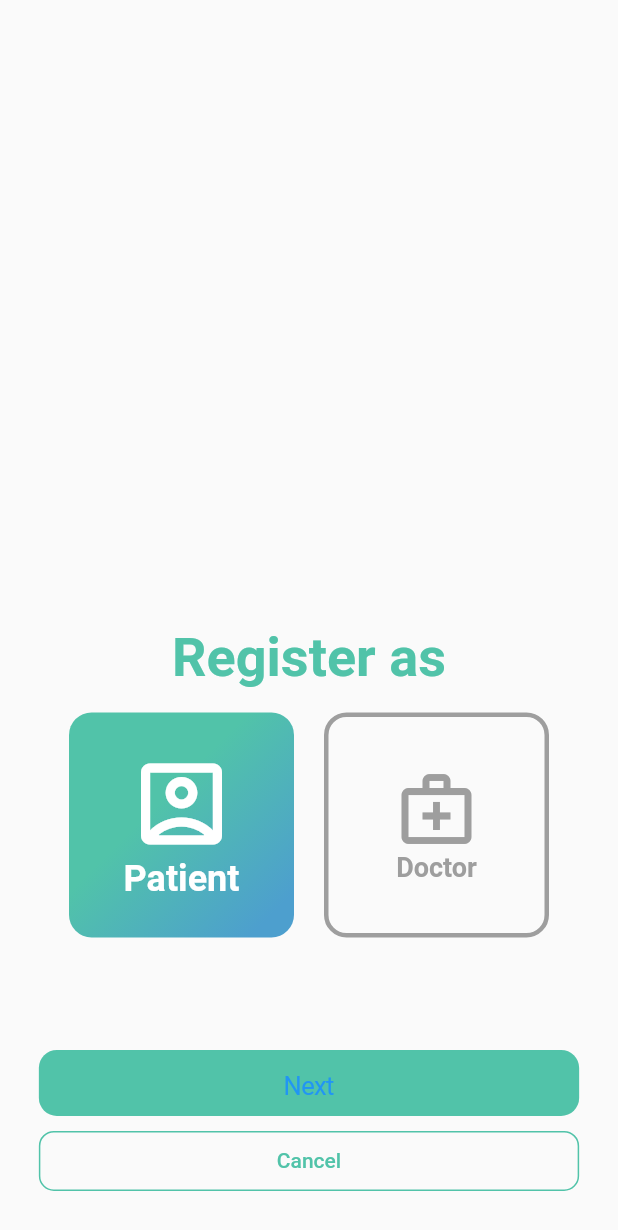
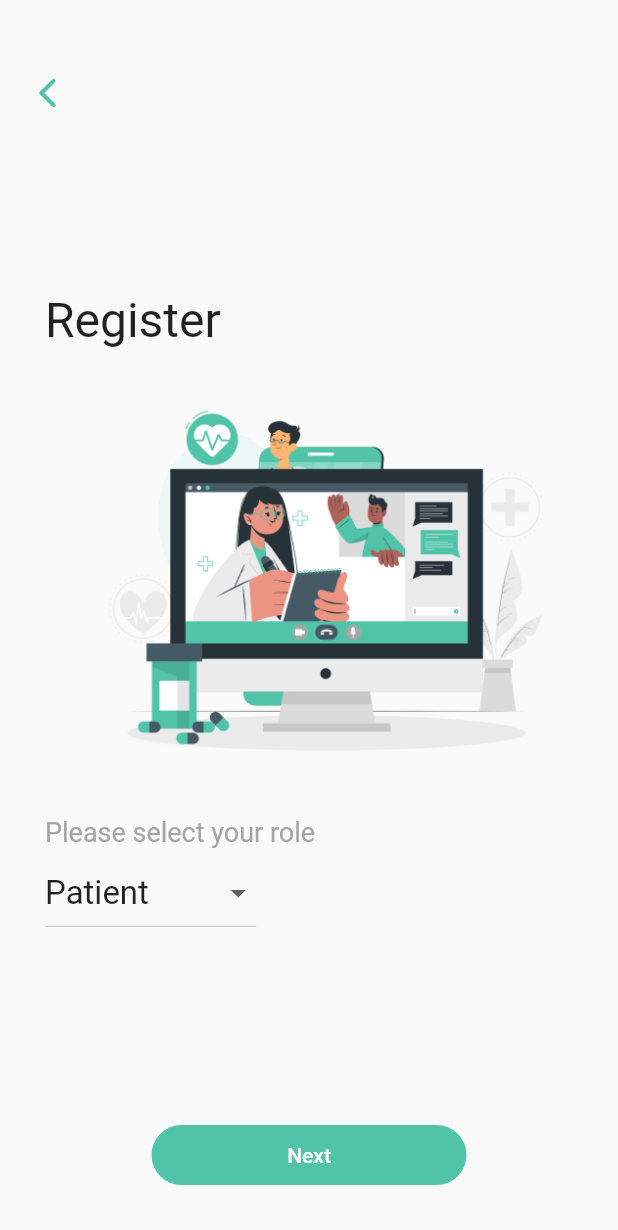
Before and after one commit to chanakarn04/IMAS_FE, a Flutter app: the RegisterPage screen opened by its route, on a phone screen of 412 x 824 dp. Shown: the top 1230 px of the screen. Run offline on Flutter 3.47's test engine with Material 2 defaults, Android fonts, the phone set to English and light mode, and no system bars; our stand-ins replace carousel_slider, socket_io_client, table_calendar.

Commit message:
rework register select role

```diff
--- a/lib/Pages/registerPage.dart
+++ b/lib/Pages/registerPage.dart
@@ -13,94 +13,95 @@ class RegisterPage extends StatefulWidget {
 }
 
 class _RegisterPageState extends State<RegisterPage> {
-  var role = 0;
-  Widget buildRoleCard(
-    BuildContext context,
-    var activeRole,
-    IconData iconData,
-    String title,
-  ) {
-    if (role == activeRole) {
-      return Container(
-        width: 150,
-        height: 150,
-        decoration: BoxDecoration(
-          borderRadius: BorderRadius.circular(15),
-          gradient: LinearGradient(
-            colors: [
-              Theme.of(context).primaryColor,
-              Theme.of(context).accentColor,
-            ],
-            stops: [0.4, 0.9],
-            begin: Alignment.topLeft,
-            end: Alignment.bottomRight,
-          ),
-        ),
-        child: Column(
-          mainAxisAlignment: MainAxisAlignment.center,
-          crossAxisAlignment: CrossAxisAlignment.center,
-          children: [
-            Icon(
-              iconData,
-              color: Colors.white,
-              size: 72,
-            ),
-            Text(
-              title,
-              style: TextStyle(
-                fontSize: 24,
-                fontWeight: FontWeight.bold,
-                color: Colors.white,
-              ),
-            )
-          ],
-        ),
-      );
-    } else {
-      return Container(
-        width: 150,
-        height: 150,
-        decoration: BoxDecoration(
-            borderRadius: BorderRadius.circular(15),
-            border: Border.all(
-              width: 3,
-              color: Colors.grey,
-            )),
-        child: InkWell(
-          onTap: toggleRole,
-          child: Column(
-            mainAxisAlignment: MainAxisAlignment.center,
-            crossAxisAlignment: CrossAxisAlignment.center,
-            children: [
-              Icon(
-                iconData,
-                color: Colors.grey,
-                size: 56,
-              ),
-              Text(
-                title,
-                style: TextStyle(
-                  fontSize: 18,
-                  fontWeight: FontWeight.bold,
-                  color: Colors.grey,
-                ),
-              )
-            ],
-          ),
-        ),
-      );
-    }
-  }
+  String role = 'Patient';
 
-  toggleRole() {
-    setState(() {
-      if (role == 0) {
-        role = 1;
-      } else {
-        role = 0;
-      }
-    });
-  }
+  // Widget buildRoleCard(
+  //   BuildContext context,
+  //   var activeRole,
+  //   IconData iconData,
+  //   String title,
+  // ) {
+  //   if (role == activeRole) {
+  //     return Container(
+  //       width: 150,
+  //       height: 150,
+  //       decoration: BoxDecoration(
+  //         borderRadius: BorderRadius.circular(15),
+  //         gradient: LinearGradient(
+  //           colors: [
+  //             Theme.of(context).primaryColor,
+  //             Theme.of(context).accentColor,
+  //           ],
+  //           stops: [0.4, 0.9],
+  //           begin: Alignment.topLeft,
+  //           end: Alignment.bottomRight,
+  //         ),
+  //       ),
+  //       child: Column(
+  //         mainAxisAlignment: MainAxisAlignment.center,
+  //         crossAxisAlignment: CrossAxisAlignment.center,
+  //         children: [
+  //           Icon(
+  //             iconData,
+  //             color: Colors.white,
+  //             size: 72,
+  //           ),
+  //           Text(
+  //             title,
+  //             style: TextStyle(
+  //               fontSize: 24,
+  //               fontWeight: FontWeight.bold,
+  //               color: Colors.white,
+  //             ),
+  //           )
+  //         ],
+  //       ),
+  //     );
+  //   } else {
+  //     return Container(
+  //       width: 150,
+  //       height: 150,
+  //       decoration: BoxDecoration(
+  //           borderRadius: BorderRadius.circular(15),
+  //           border: Border.all(
+  //             width: 3,
+  //             color: Colors.grey,
+  //           )),
+  //       child: InkWell(
+  //         onTap: toggleRole,
+  //         child: Column(
+  //           mainAxisAlignment: MainAxisAlignment.center,
+  //           crossAxisAlignment: CrossAxisAlignment.center,
+  //           children: [
+  //             Icon(
+  //               iconData,
+  //               color: Colors.grey,
+  //               size: 56,
+  //             ),
+  //             Text(
+  //               title,
+  //               style: TextStyle(
+  //                 fontSize: 18,
+  //                 fontWeight: FontWeight.bold,
+  //                 color: Colors.grey,
+  //               ),
+  //             )
+  //           ],
+  //         ),
+  //       ),
+  //     );
+  //   }
+  // }
+
+  // toggleRole() {
+  //   setState(() {
+  //     if (role == 0) {
+  //       role = 1;
+  //     } else {
+  //       role = 0;
+  //     }
+  //   });
+  // }
 
   @override
   Widget build(BuildContext context) {
@@ -109,51 +110,110 @@ class _RegisterPageState extends State<RegisterPage> {
         padding: EdgeInsets.only(
           left: 20,
           right: 20,
+          top: 50,
           bottom: 30,
         ),
         child: Column(
-          mainAxisAlignment: MainAxisAlignment.end,
-          crossAxisAlignment: CrossAxisAlignment.center,
+          // mainAxisAlignment: MainAxisAlignment.end,
+          // crossAxisAlignment: CrossAxisAlignment.center,
           children: <Widget>[
-            Text(
-              'Register as',
-              style: TextStyle(
+            Align(
+              alignment: Alignment.centerLeft,
+              child: InkWell(
+                child: Icon(
+                  Icons.arrow_back_ios_rounded,
                   color: Theme.of(context).primaryColor,
-                fontSize: 36,
-                fontWeight: FontWeight.bold,
+                ),
+                onTap: () {
+                  Navigator.of(context).pop();
+                },
               ),
             ),
-            SizedBox(
-              height: 15,
+            Expanded(
+              child: Padding(
+                padding: const EdgeInsets.symmetric(horizontal: 10),
+                child: Column(
+                  children: [
+                    Expanded(
+                      child: Container(),
+                      flex: 2,
                     ),
-            Row(
-              mainAxisAlignment: MainAxisAlignment.center,
-              children: [
-                buildRoleCard(
-                  context,
-                  0,
-                  Icons.account_box_outlined,
+                    Align(
+                      alignment: Alignment.centerLeft,
+                      child: Text(
+                        'Register',
+                        style: TextStyle(
+                          fontSize: 32,
+                        ),
+                      ),
+                    ),
+                    Container(
+                      height: MediaQuery.of(context).size.width - 100,
+                      width: MediaQuery.of(context).size.width - 100,
+                      decoration: BoxDecoration(
+                        image: DecorationImage(
+                          fit: BoxFit.contain,
+                          image: AssetImage(
+                            'assets/images/registerImage.png',
+                          ),
+                        ),
+                      ),
+                    ),
+                    Align(
+                      alignment: Alignment.centerLeft,
+                      child: Text(
+                        'Please select your role',
+                        style: TextStyle(
+                          fontSize: 18,
+                          color: Color.fromARGB(255, 165, 165, 165),
+                        ),
+                      ),
+                    ),
+                    Align(
+                      alignment: Alignment.centerLeft,
+                      child: Container(
+                        width: (MediaQuery.of(context).size.width - 60) / 2.5,
+                        child: DropdownButton<String>(
+                          // style: TextStyle(
+                          //   fontSize: 18,
+                          // ),
+                          itemHeight: 60,
+                          isExpanded: true,
+                          value: role,
+                          onChanged: (String newValue) {
+                            setState(() {
+                              role = newValue;
+                            });
+                          },
+                          items: <String>[
                             'Patient',
+                            'Doctor',
+                          ].map<DropdownMenuItem<String>>((String value) {
+                            return DropdownMenuItem<String>(
+                              value: value,
+                              child: Text(
+                                value,
+                                style: TextStyle(
+                                  fontSize: 22,
                                 ),
-                SizedBox(
-                  width: 20,
                               ),
-                buildRoleCard(
-                  context,
-                  1,
-                  Icons.medical_services_outlined,
-                  'Doctor',
+                            );
+                          }).toList(),
+                        ),
+                      ),
+                    ),
+                    Expanded(
+                      child: Container(),
+                      flex: 2,
                     ),
                   ],
                 ),
-            SizedBox(
-              height: 75,
               ),
-            AdaptiveRaisedButton(
-              buttonText: 'Next',
-              handlerFn: () {
-                print(role);
-                if (role == 0) {
+            ),
+
+            ElevatedButton(
+              onPressed: () {
+                if (role == 'Patient') {
                   // print('to patient register');
                   Navigator.of(context)
                       .pushNamed(RegisterPatient1Screen.routeName);
@@ -163,20 +223,85 @@ class _RegisterPageState extends State<RegisterPage> {
                       .pushNamed(RegisterDoctorScreen.routeName);
                 }
               },
+              style: ElevatedButton.styleFrom(
+                primary: Theme.of(context).primaryColor,
+                padding: EdgeInsets.all(5),
+                shape: new RoundedRectangleBorder(
+                    borderRadius: BorderRadius.circular(20)),
+                elevation: 0,
+              ),
+              child: Container(
+                padding: EdgeInsets.all(7),
                 height: 30,
-              width: MediaQuery.of(context).size.width * 0.85,
+                width: 200,
+                alignment: Alignment.center,
+                child: Text(
+                  'Next',
                 ),
-            SizedBox(
-              height: 10,
               ),
-            AdaptiveBorderButton(
-              buttonText: 'Cancel',
-              handlerFn: () {
-                Navigator.of(context).pop();
-              },
-              height: 40,
-              width: (MediaQuery.of(context).size.width * 0.85) + 10,
             ),
+            // Text(
+            //   'Register as',
+            //   style: TextStyle(
+            //     color: Theme.of(context).primaryColor,
+            //     fontSize: 36,
+            //     fontWeight: FontWeight.bold,
+            //   ),
+            // ),
+            // SizedBox(
+            //   height: 15,
+            // ),
+            // Row(
+            //   mainAxisAlignment: MainAxisAlignment.center,
+            //   children: [
+            //     buildRoleCard(
+            //       context,
+            //       0,
+            //       Icons.account_box_outlined,
+            //       'Patient',
+            //     ),
+            //     SizedBox(
+            //       width: 20,
+            //     ),
+            //     buildRoleCard(
+            //       context,
+            //       1,
+            //       Icons.medical_services_outlined,
+            //       'Doctor',
+            //     ),
+            //   ],
+            // ),
+            // SizedBox(
+            //   height: 75,
+            // ),
+            // AdaptiveRaisedButton(
+            //   buttonText: 'Next',
+            //   handlerFn: () {
+            //     print(role);
+            //     if (role == 0) {
+            //       // print('to patient register');
+            //       Navigator.of(context)
+            //           .pushNamed(RegisterPatient1Screen.routeName);
+            //     } else {
+            //       // print('to doctor registor');
+            //       Navigator.of(context)
+            //           .pushNamed(RegisterDoctorScreen.routeName);
+            //     }
+            //   },
+            //   height: 30,
+            //   width: MediaQuery.of(context).size.width * 0.85,
+            // ),
+            // SizedBox(
+            //   height: 10,
+            // ),
+            // AdaptiveBorderButton(
+            //   buttonText: 'Cancel',
+            //   handlerFn: () {
+            //     Navigator.of(context).pop();
+            //   },
+            //   height: 40,
+            //   width: (MediaQuery.of(context).size.width * 0.85) + 10,
+            // ),
           ],
         ),
       ),
--- a/pubspec.yaml
+++ b/pubspec.yaml
@@ -62,6 +62,7 @@ flutter:
     - assets/images/patient.jpg
     - assets/images/default_photo.png
     - assets/images/loginImage.png
+    - assets/images/registerImage.png
   #   - images/a_dot_burr.jpeg
   #   - images/a_dot_ham.jpeg
 
```
Also changed, not shown: assets/images/registerImage.png (added). Lines whose indentation alone changed are shown as unchanged.
